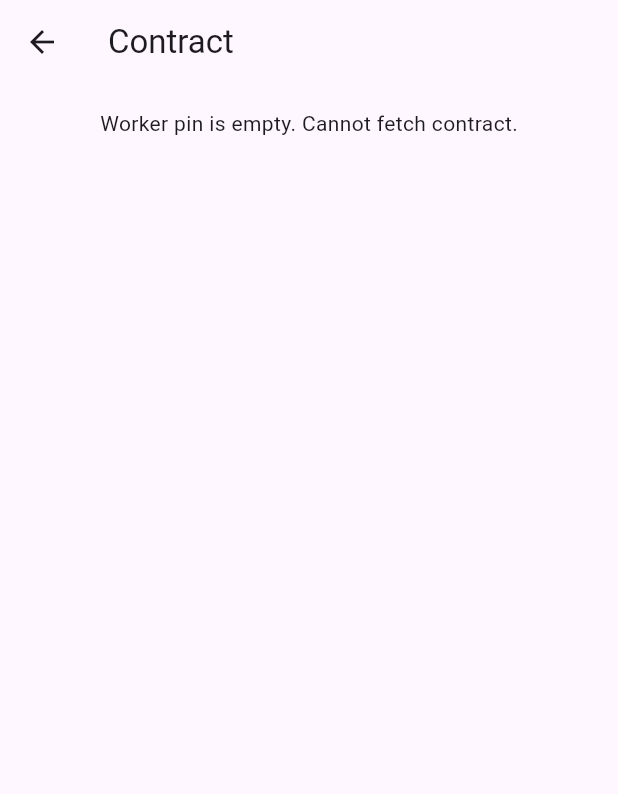
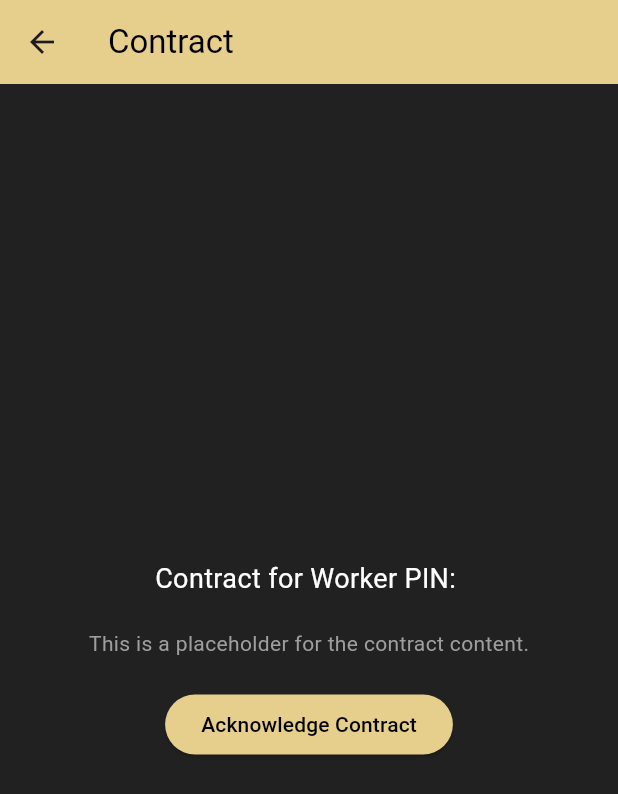
Before and after one commit to flutify-sa/sincot, a Flutter app: the Localcontract screen opened directly with empty values, on a phone screen of 412 x 824 dp. Shown: the top 794 px of the screen. Run offline on Flutter 3.47's test engine with Material 3 defaults, Android fonts, the phone set to English and light mode, and no system bars; our stand-ins replace file_picker, shared_preferences, supabase_flutter; missing offline and left inert: flutter_pdfview; accounts and stored records are empty.

Commit message:
progress

```diff
--- a/lib/localcontract.dart
+++ b/lib/localcontract.dart
@@ -1,93 +1,56 @@
-// ignore_for_file: avoid_print
+// localcontract.dart
+// ignore_for_file: use_build_context_synchronously
 
 import 'package:flutter/material.dart';
-import 'package:supabase_flutter/supabase_flutter.dart';
-import 'dart:io';
-import 'package:path_provider/path_provider.dart';
+import 'package:shared_preferences/shared_preferences.dart';
+import 'package:sincot/dashboard_page.dart'; // Navigate to DashboardPage after viewing
 
-class Localcontract extends StatefulWidget {
+class Localcontract extends StatelessWidget {
   final String workerPin;
 
-  const Localcontract({required this.workerPin, super.key});
+  const Localcontract({super.key, required this.workerPin});
 
-  @override
-  State<Localcontract> createState() => _LocalcontractState();
-}
-
-class _LocalcontractState extends State<Localcontract> {
-  String? textContent;
-  final String bucketName = 'profiles';
-
-  @override
-  void initState() {
-    super.initState();
-    print(
-        'Initializing fetch for worker pin: ${widget.workerPin}'); // Debug message
-    if (widget.workerPin.isNotEmpty) {
-      fetchContractFile(widget.workerPin);
-    } else {
-      print('Worker pin is empty, cannot fetch file'); // Debug message
-      setState(() {
-        textContent = 'Worker pin is empty. Cannot fetch contract.';
-      });
-    }
-  }
-
-  Future<void> fetchContractFile(String workerPin) async {
-    final storage = Supabase.instance.client.storage.from(bucketName);
-    final storagePath = 'uploads/$workerPin/';
-
-    try {
-      print('Fetching files from path: $storagePath'); // Debug message
-      // List all files in the worker's directory
-      final files = await storage.list(path: storagePath);
-      print('Found ${files.length} files in the directory.'); // Debug message
-
-      // Find the first .txt file in the directory
-      final matchingFile = files.firstWhere(
-        (file) => file.name.endsWith('.txt'),
-        orElse: () => throw Exception('No text file found for the worker pin'),
-      );
-
-      print('Found text file: ${matchingFile.name}'); // Debug message
-
-      // Download the file content
-      final fileData =
-          await storage.download('$storagePath${matchingFile.name}');
-      print('Downloaded ${matchingFile.name} successfully.'); // Debug message
-
-      // Save the file locally
-      final tempDir = await getTemporaryDirectory();
-      final file = File('${tempDir.path}/${matchingFile.name}');
-      await file.writeAsBytes(fileData);
-
-      print('File saved locally at: ${file.path}'); // Debug message
-
-      // Read and display the text file content
-      setState(() {
-        textContent = file.readAsStringSync();
-      });
-    } catch (e) {
-      print('Error fetching file: $e'); // Debug message for error
-      setState(() {
-        textContent = 'Failed to fetch contract file.';
-      });
-    }
+  Future<void> _markContractViewed(BuildContext context) async {
+    final prefs = await SharedPreferences.getInstance();
+    await prefs.setBool('isContractViewed', true);
+    // Navigate to DashboardPage (or back to ProfilePage)
+    Navigator.pushReplacement(
+      context,
+      MaterialPageRoute(builder: (context) => const DashboardPage()),
+    );
   }
 
   @override
   Widget build(BuildContext context) {
     return Scaffold(
+      backgroundColor: Colors.grey[900],
       appBar: AppBar(
-        title: const Text('Contract'),
+        backgroundColor: const Color(0xffe6cf8c),
+        title: const Text('Contract', style: TextStyle(color: Colors.black)),
       ),
-      body: Padding(
-        padding: const EdgeInsets.all(16.0), // Add margin around the content
-        child: SingleChildScrollView(
-          // Enable scrolling
-          child: textContent != null
-              ? Center(child: Text(textContent!))
-              : const Center(child: CircularProgressIndicator()),
+      body: Center(
+        child: Column(
+          mainAxisAlignment: MainAxisAlignment.center,
+          children: [
+            Text(
+              'Contract for Worker PIN: $workerPin',
+              style: const TextStyle(color: Colors.white, fontSize: 18),
+            ),
+            const SizedBox(height: 20),
+            const Text(
+              'This is a placeholder for the contract content.',
+              style: TextStyle(color: Colors.grey),
+            ),
+            const SizedBox(height: 20),
+            ElevatedButton(
+              onPressed: () => _markContractViewed(context),
+              style: ElevatedButton.styleFrom(
+                backgroundColor: const Color(0xffe6cf8c),
+              ),
+              child: const Text('Acknowledge Contract',
+                  style: TextStyle(color: Colors.black)),
+            ),
+          ],
         ),
       ),
     );
--- a/lib/profile_service.dart
+++ b/lib/profile_service.dart
@@ -17,11 +17,13 @@ class ProfileService {
   }
 
   // New method to get user progress (profile and document status)
+// profile_service.dart (snippet)
   Future<Map<String, bool>> getUserProgress() async {
     final prefs = await SharedPreferences.getInstance();
     return {
       'isProfileSaved': prefs.getBool('isProfileSaved') ?? false,
       'isDocumentsUploaded': prefs.getBool('isDocumentsUploaded') ?? false,
+      'isContractViewed': prefs.getBool('isContractViewed') ?? false,
     };
   }
 
```
Also changed, not shown: lib/action_buttons.dart (+44 -18 lines), lib/dashboard_page.dart (added, +42 -0 lines), lib/loginpage.dart (+20 -4 lines), lib/uploaddocuments.dart (+66 -22 lines).
